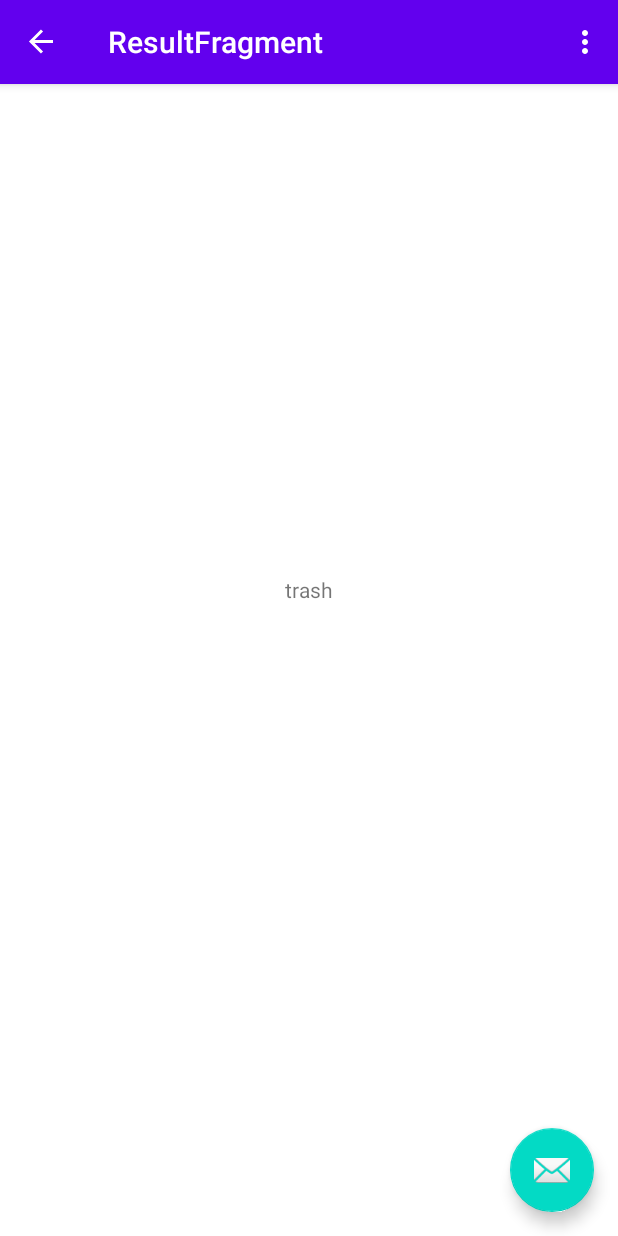
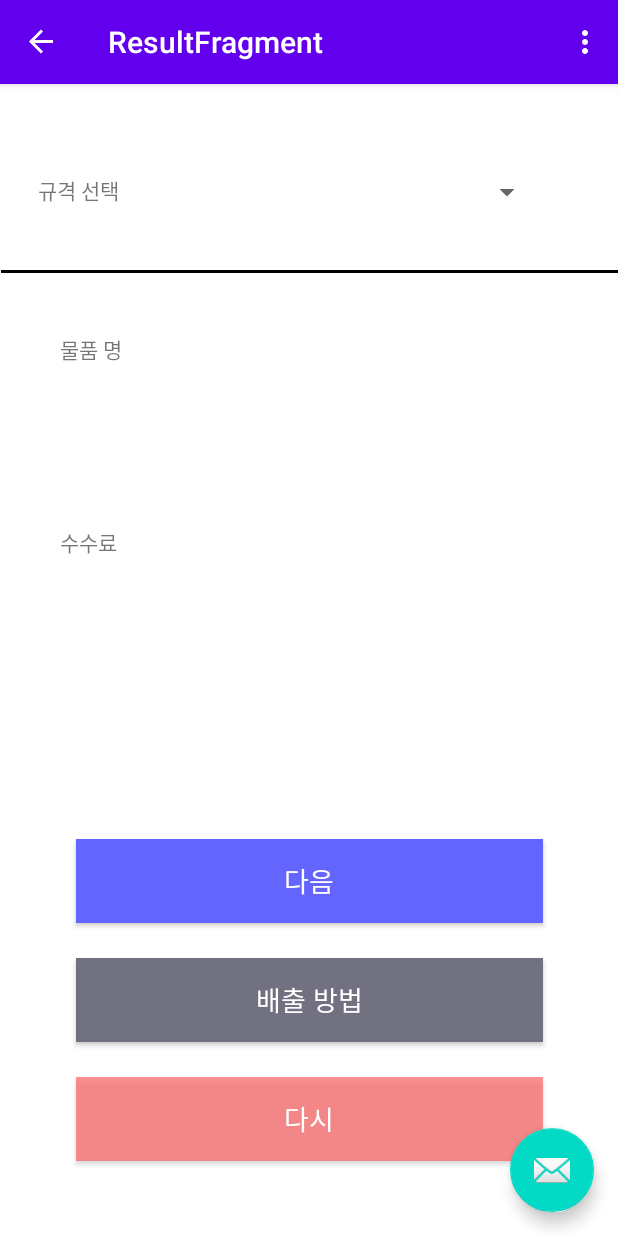
Before and after one commit to Ssook/Hoxy_front, an Android app: the ResultFragment screen opened through its navigation route, on a phone screen of 412 x 824 dp. Run offline under Robolectric (Android 15) with nearby library versions, the phone set to English and light mode, and no system bars; our stand-ins replace navigation-ui; libraries missing offline, so code that uses them is left out: com.kakao.util; 1 statement that could not run was skipped.

Commit message:
수정
HomeViewModel 삭제
result 페이지 수정

```diff
--- a/app/src/main/java/org/techtown/hoxy/ui/home/HomeFragment.java
+++ b/app/src/main/java/org/techtown/hoxy/ui/home/HomeFragment.java
@@ -21,13 +21,7 @@ import org.techtown.hoxy.ui.image.ImageFragment;
 
 public class HomeFragment extends Fragment {
 
-    private HomeViewModel homeViewModel;
-
-    public void community_click(){   //커뮤니티 클릭시 커뮤니티 페이지로 인텐
-        //  Intent a = new Intent(getApplicationContext(),SubActivity.class);
-        // startActivity( a);
-    }
-
+    String text_title, text_content1, text_content2, text_content3, text_content1_time, text_content2_time, text_content3_time;
         public static HomeFragment newinstance(){
             return new HomeFragment();
         }
@@ -35,9 +29,8 @@ public class HomeFragment extends Fragment {
 @Override
     public View onCreateView(@NonNull LayoutInflater inflater,
             ViewGroup container, Bundle savedInstanceState) {
-        homeViewModel = ViewModelProviders.of(this).get(HomeViewModel.class);
         View root = inflater.inflate(R.layout.fragment_home, container, false);
-        final TextView home_textView = root.findViewById(R.id.text_home); //혹시 어떻게 버리지??
+        final TextView home_main_textView = root.findViewById(R.id.text_home); //혹시 어떻게 버리지??
         final TextView content_textView = root.findViewById(R.id.text_content1); // 첫번째 게시글
         final TextView content2_textView = root.findViewById(R.id.text_content2); // 두번째 게시글
         final TextView content3_textView = root.findViewById(R.id.text_content3); // 세번째 게시글
@@ -45,55 +38,25 @@ public class HomeFragment extends Fragment {
         final TextView content2_time_textView = root.findViewById(R.id.text_content2_time); // 첫번째 게시글 작성일
         final TextView content3_time_textView = root.findViewById(R.id.text_content3_time); // 첫번째 게시글 작성일
 
+        text_title = "혹시 어떻게 버리지..?";
 
-        homeViewModel.getTitle().observe(getViewLifecycleOwner(), new Observer<String>() {
-            @Override
-            public void onChanged(@Nullable String s) {
-                home_textView.setText(s);
-            }
-        });
+        text_content1 = "1번 게시글";
+        text_content2 = "2번 게시글";
+        text_content3 = "3번 게시글";
 
-        homeViewModel.getContent1().observe(getViewLifecycleOwner(), new Observer<String>() {
-            @Override
-            public void onChanged(String s) {
-                content_textView.setText(s);
-            }
-        });
+        text_content1_time = "2020-04-08";
+        text_content2_time = "2020-04-09";
+        text_content3_time = "2020-04-10";
 
-        homeViewModel.getContent2().observe(getViewLifecycleOwner(), new Observer<String>() {
-            @Override
-            public void onChanged(String s) {
-                content2_textView.setText(s);
-            }
-        });
 
-        homeViewModel.getContent3().observe(getViewLifecycleOwner(), new Observer<String>() {
-            @Override
-            public void onChanged(String s) {
-                content3_textView.setText(s);
-            }
-        });
+                home_main_textView.setText(text_title);
+                content_textView.setText(text_content1);
+                content2_textView.setText(text_content2);
+                content3_textView.setText(text_content3);
+                content1_time_textView.setText(text_content1_time);
+                content2_time_textView.setText(text_content2_time);
+                content3_time_textView.setText(text_content3_time);
 
-        homeViewModel.getContent1Time().observe(getViewLifecycleOwner(), new Observer<String>() {
-            @Override
-            public void onChanged(String s) {
-                content1_time_textView.setText(s);
-            }
-        });
-
-        homeViewModel.getContent2Time().observe(getViewLifecycleOwner(), new Observer<String>() {
-            @Override
-            public void onChanged(String s) {
-                content2_time_textView.setText(s);
-            }
-        });
-
-        homeViewModel.getContent3Time().observe(getViewLifecycleOwner(), new Observer<String>() {
-            @Override
-            public void onChanged(String s) {
-                content3_time_textView.setText(s);
-            }
-        });
 
 
     ////////////////갤러리로 넘어가기
@@ -119,4 +82,6 @@ public class HomeFragment extends Fragment {
     return root;
     }
 
+
+
 }
--- a/app/src/main/java/org/techtown/hoxy/ui/home/HomeViewModel.java
+++ /dev/null
@@ -1,61 +0,0 @@
-package org.techtown.hoxy.ui.home;
-
-import androidx.lifecycle.LiveData;
-import androidx.lifecycle.MutableLiveData;
-import androidx.lifecycle.ViewModel;
-
-public class HomeViewModel extends ViewModel {
-
-    private MutableLiveData<String> text_title, text_content1, text_content2, text_content3, text_content1_time,
-            text_content2_time, text_content3_time;
-
-    public HomeViewModel() {
-        text_title = new MutableLiveData<>();
-
-        text_content1 = new MutableLiveData<>();
-        text_content2 = new MutableLiveData<>();
-        text_content3 = new MutableLiveData<>();
-
-        text_content1_time = new MutableLiveData<>();
-        text_content2_time = new MutableLiveData<>();
-        text_content3_time = new MutableLiveData<>();
-
-        text_title.setValue("혹시 어떻게 버리지..?");
-
-        text_content1.setValue("1번 게시글");
-        text_content2.setValue("2번 게시글");
-        text_content3.setValue("3번 게시글");
-
-        text_content1_time.setValue("2020-04-08");
-        text_content2_time.setValue("2020-04-09");
-        text_content3_time.setValue("2020-04-10");
-
-    }
-
-    public LiveData<String> getTitle() {
-        return text_title;
-    }
-
-    public LiveData<String> getContent1() {
-        return text_content1;
-    }
-    public LiveData<String> getContent2() {
-        return text_content2;
-    }
-    public LiveData<String> getContent3() {
-        return text_content3;
-    }
-
-    public LiveData<String> getContent1Time() {
-        return text_content1_time;
-    }
-    public LiveData<String> getContent2Time() {
-        return text_content2_time;
-    }  public LiveData<String> getContent3Time() {
-        return text_content3_time;
-    }
-
-
-
-
-}
--- a/app/src/main/java/org/techtown/hoxy/ui/result/ResultFragment.java
+++ b/app/src/main/java/org/techtown/hoxy/ui/result/ResultFragment.java
@@ -4,6 +4,9 @@ import android.os.Bundle;
 import android.view.LayoutInflater;
 import android.view.View;
 import android.view.ViewGroup;
+import android.widget.AdapterView;
+import android.widget.ArrayAdapter;
+import android.widget.Spinner;
 import android.widget.TextView;
 
 import androidx.fragment.app.Fragment;
@@ -13,6 +16,7 @@ import org.techtown.hoxy.R;
 public class ResultFragment extends Fragment {
 
     String trash = "trash";
+    final String[] Example = new String[]{"Test1" ,"Test2" ,"Test3" ,"Test4"};
 
     public static ResultFragment newinstance() {
         return new ResultFragment();
@@ -28,11 +32,23 @@ public class ResultFragment extends Fragment {
             Bundle bundle = getArguments();
             trash = bundle.getString("Trash");
         }
-        View root = inflater.inflate(R.layout.fragment_result, container, false);
+        final View root = inflater.inflate(R.layout.fragment_result, container, false);
+        Spinner spinner = (Spinner)root.findViewById(R.id.spinner);
 
-        TextView textView = root.findViewById(R.id.textView2);
+        final TextView textView = root.findViewById(R.id.textView2);
+        final TextView textView1 = root.findViewById(R.id.textView4);
+        spinner.setOnItemSelectedListener(new AdapterView.OnItemSelectedListener() {
+            @Override
+            public void onItemSelected(AdapterView<?> parent, View view, int position, long id) {
+                textView1.setText(parent.getItemAtPosition(position).toString());
 
-        textView.setText(trash);
+            }
+
+            @Override
+            public void onNothingSelected(AdapterView<?> parent) {
+                textView.setText(trash);
+            }
+        });
         return root;
     }
 }
--- a/app/src/main/res/layout/fragment_result.xml
+++ b/app/src/main/res/layout/fragment_result.xml
@@ -7,13 +7,95 @@
     android:background="#FFFFFF"
     android:clickable="true">
 
+    <View
+        android:id="@+id/div_line5"
+        android:layout_width="411dp"
+        android:layout_height="2dp"
+        android:layout_marginTop="40dp"
+        android:background="#000000"
+        app:layout_constraintEnd_toEndOf="parent"
+        app:layout_constraintStart_toStartOf="parent"
+        app:layout_constraintTop_toBottomOf="@+id/spinner" />
+
+    <TextView
+        android:id="@+id/text_size"
+        android:layout_width="59dp"
+        android:layout_height="23dp"
+        android:layout_marginStart="25dp"
+        android:layout_marginTop="60dp"
+        android:text="규격 선택"
+        app:layout_constraintStart_toStartOf="parent"
+        app:layout_constraintTop_toTopOf="parent" />
+
     <TextView
         android:id="@+id/textView2"
-        android:layout_width="wrap_content"
+        android:layout_width="59dp"
+        android:layout_height="23dp"
+        android:layout_marginStart="40dp"
+        android:layout_marginTop="40dp"
+        android:text="물품 명"
+        app:layout_constraintStart_toStartOf="parent"
+        app:layout_constraintTop_toBottomOf="@+id/div_line5" />
+
+    <TextView
+        android:id="@+id/textView4"
+        android:layout_width="59dp"
+        android:layout_height="23dp"
+        android:layout_marginStart="40dp"
+        android:layout_marginTop="20dp"
+        android:layout_marginBottom="100dp"
+        android:text="수수료"
+        app:layout_constraintBottom_toTopOf="@+id/button5"
+        app:layout_constraintStart_toStartOf="parent"
+        app:layout_constraintTop_toBottomOf="@+id/textView2" />
+
+    <Spinner
+        android:id="@+id/spinner"
+        android:layout_width="200dp"
         android:layout_height="wrap_content"
-        android:layout_marginTop="327dp"
-        android:text="TextView"
+        android:layout_marginStart="52dp"
+        android:layout_marginTop="60dp"
+        android:layout_marginEnd="25dp"
         app:layout_constraintEnd_toEndOf="parent"
-        app:layout_constraintStart_toStartOf="parent"
+        app:layout_constraintStart_toEndOf="@+id/text_size"
         app:layout_constraintTop_toTopOf="parent" />
+
+    <Button
+        android:id="@+id/button5"
+        android:layout_width="311dp"
+        android:layout_height="56dp"
+        android:layout_marginBottom="23dp"
+        android:background="#6464FF"
+        android:text="다음"
+        android:textColor="#FFFFFF"
+        android:textSize="18sp"
+        app:layout_constraintBottom_toTopOf="@+id/button6"
+        app:layout_constraintEnd_toEndOf="parent"
+        app:layout_constraintStart_toStartOf="parent" />
+
+    <Button
+        android:id="@+id/button6"
+        android:layout_width="311dp"
+        android:layout_height="56dp"
+        android:layout_marginBottom="23dp"
+        android:background="#717182"
+        android:text="배출 방법"
+        android:textColor="#FFFFFF"
+        android:textSize="18sp"
+        app:layout_constraintBottom_toTopOf="@+id/button3"
+        app:layout_constraintEnd_toEndOf="parent"
+        app:layout_constraintStart_toStartOf="parent" />
+
+    <Button
+        android:id="@+id/button3"
+        android:layout_width="311dp"
+        android:layout_height="56dp"
+        android:layout_marginBottom="50dp"
+        android:background="#B3FF6464"
+        android:text="다시"
+        android:textColor="#FFFFFF"
+        android:textSize="18sp"
+        app:layout_constraintBottom_toBottomOf="parent"
+        app:layout_constraintEnd_toEndOf="parent"
+        app:layout_constraintStart_toStartOf="parent" />
 </androidx.constraintlayout.widget.ConstraintLayout>
--- a/build.gradle
+++ b/build.gradle
@@ -8,7 +8,7 @@ buildscript {
 
     }
     dependencies {
-        classpath 'com.android.tools.build:gradle:3.6.2'
+        classpath 'com.android.tools.build:gradle:3.6.3'
 
 
         // NOTE: Do not place your application dependencies here; they belong
```
